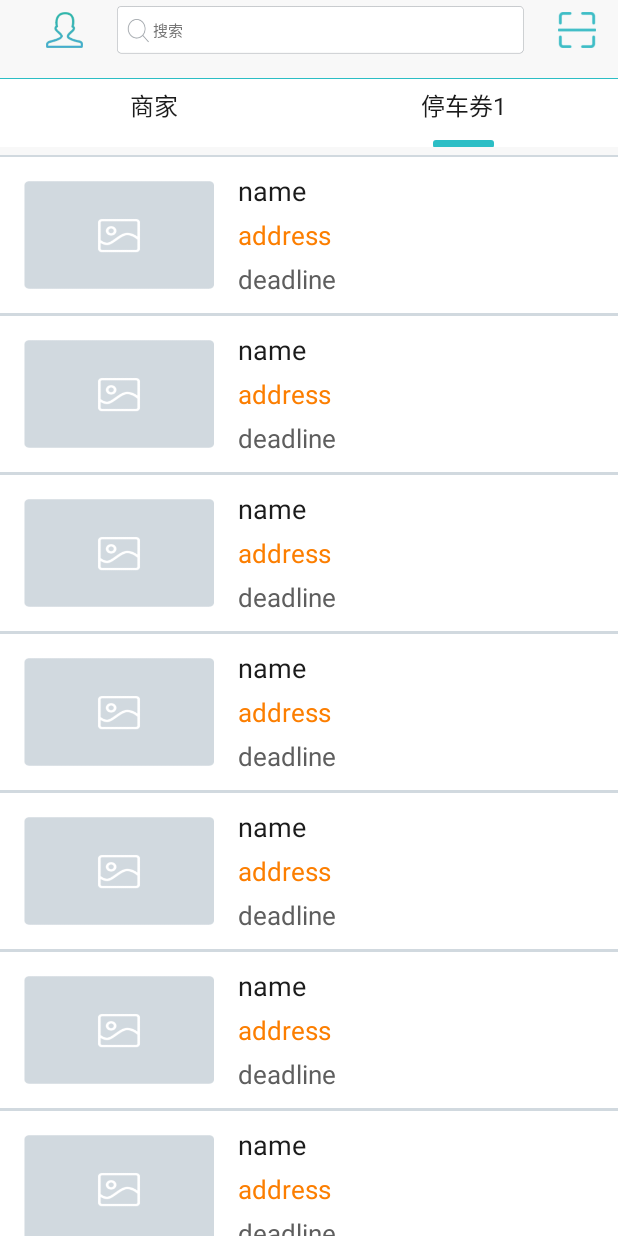
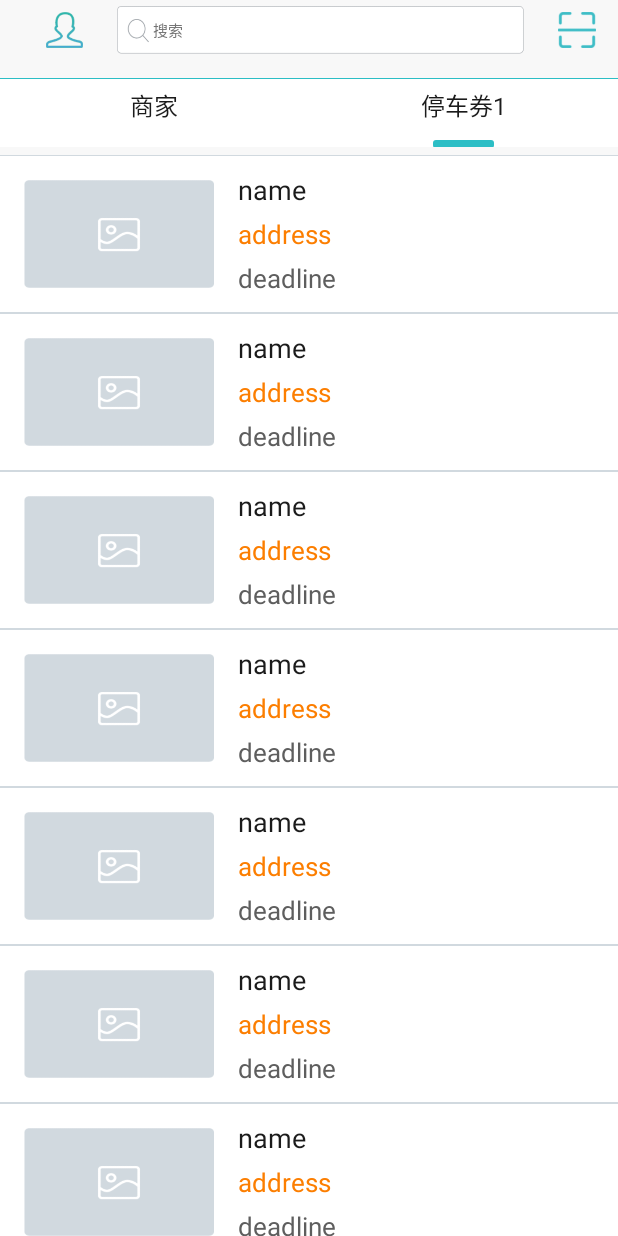
Before and after one commit to TendVictor/FreeParkingUsers, an Android app: the screen it shows after launch (MainActivity), after a tap on "停车券1", on a phone screen of 412 x 824 dp. Run offline under Robolectric (Android 15) with nearby library versions, the phone set to English and light mode, and no system bars.

Commit message:
停车券页面简单搭建

```diff
--- a/app/src/main/res/layout/layout_ticket_item.xml
+++ b/app/src/main/res/layout/layout_ticket_item.xml
@@ -2,7 +2,7 @@
 <RelativeLayout xmlns:android="http://schemas.android.com/apk/res/android"
     android:layout_width="wrap_content"
     android:layout_height="wrap_content"
-    android:paddingTop="1dp"
+    android:paddingTop="0.5dp"
     android:paddingBottom="0.5dp"
     android:background="#d1d9df">
 
```
